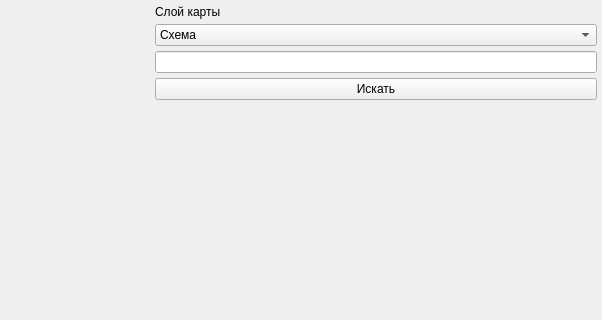
Before: the Qt Designer form main.ui in KirillCodeCreator/MapApiYandex, drawn with Qt 5; both pictures show x 298 to 900 and y 0 to 320 of the 900 by 600 pixel window.
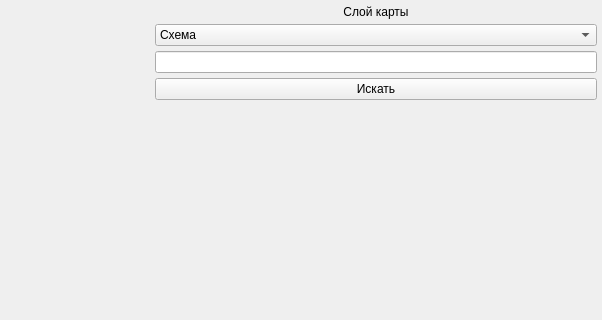
After: the same form once the commit is applied.

Commit message: added maps Api 5

Diff of the .ui file:
```diff
--- a/main.ui
+++ b/main.ui
@@ -71,12 +71,15 @@
       </property>
       <item>
        <widget class="QLabel" name="map_label">
-        <property name="sizePolicy">
-         <sizepolicy hsizetype="Preferred" vsizetype="Fixed">
-          <horstretch>0</horstretch>
-          <verstretch>0</verstretch>
-         </sizepolicy>
+        <property name="focusPolicy">
+         <enum>Qt::StrongFocus</enum>
         </property>
+        <property name="text">
+         <string/>
+        </property>
+        <property name="alignment">
+          <set>Qt::AlignCenter</set>
+         </property>
         <property name="text">
          <string>Слой карты</string>
         </property>
```
